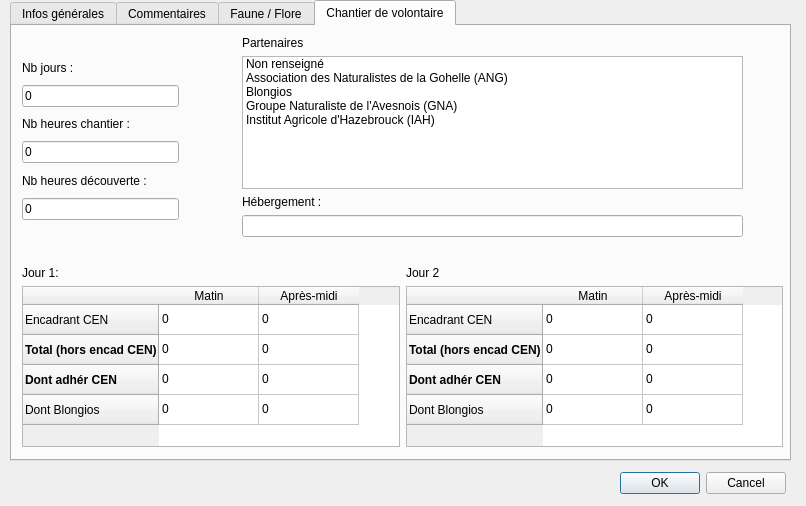
VincentD/bdtravaux, file ui_bdtravaux_sortie.ui: the form before one commit.
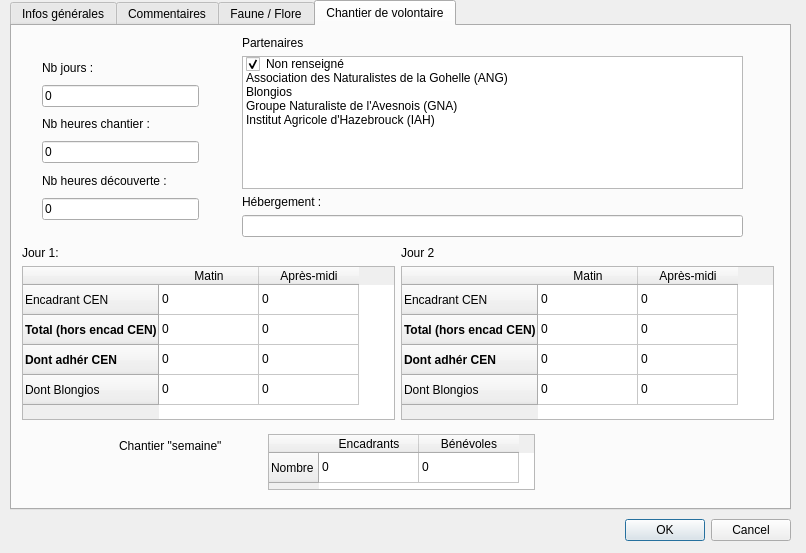
The form after the commit. The open tabs and pages were chosen to show the change.

Commit message: Issue #25 : Ajouté les chantiers "semaine" au module "sortie" (ui). + retiré un "print" inutile dans operationdialog.py

```diff
--- a/ui_bdtravaux_sortie.ui
+++ b/ui_bdtravaux_sortie.ui
@@ -7,7 +7,7 @@
     <x>0</x>
     <y>0</y>
     <width>806</width>
-    <height>506</height>
+    <height>553</height>
    </rect>
   </property>
   <property name="windowTitle">
@@ -16,8 +16,8 @@
   <widget class="QDialogButtonBox" name="buttonBox_2">
    <property name="geometry">
     <rect>
-     <x>610</x>
-     <y>470</y>
+     <x>615</x>
+     <y>517</y>
      <width>176</width>
      <height>27</height>
     </rect>
@@ -35,7 +35,7 @@
      <x>10</x>
      <y>0</y>
      <width>781</width>
-     <height>461</height>
+     <height>510</height>
     </rect>
    </property>
    <property name="focusPolicy">
@@ -386,6 +386,9 @@
          <property name="text">
           <string>Non renseigné</string>
          </property>
+         <property name="checkState">
+          <enum>Checked</enum>
+         </property>
         </item>
         <item>
          <property name="text">
@@ -424,7 +427,7 @@
     <widget class="QWidget" name="layoutWidget_4">
      <property name="geometry">
       <rect>
-       <x>10</x>
+       <x>30</x>
        <y>30</y>
        <width>157</width>
        <height>164</height>
@@ -478,13 +481,13 @@
       </item>
      </layout>
     </widget>
-    <widget class="QWidget" name="">
+    <widget class="QWidget" name="layoutWidget">
      <property name="geometry">
       <rect>
        <x>10</x>
-       <y>240</y>
-       <width>761</width>
-       <height>181</height>
+       <y>220</y>
+       <width>752</width>
+       <height>174</height>
       </rect>
      </property>
      <layout class="QHBoxLayout" name="horizontalLayout">
@@ -696,6 +699,54 @@
       </item>
      </layout>
     </widget>
+    <widget class="QLabel" name="label_2">
+     <property name="geometry">
+      <rect>
+       <x>107</x>
+       <y>411</y>
+       <width>141</width>
+       <height>17</height>
+      </rect>
+     </property>
+     <property name="text">
+      <string>Chantier &quot;semaine&quot;</string>
+     </property>
+    </widget>
+    <widget class="QTableWidget" name="tableWidget">
+     <property name="geometry">
+      <rect>
+       <x>256</x>
+       <y>408</y>
+       <width>267</width>
+       <height>56</height>
+      </rect>
+     </property>
+     <row>
+      <property name="text">
+       <string>Nombre</string>
+      </property>
+     </row>
+     <column>
+      <property name="text">
+       <string>Encadrants</string>
+      </property>
+     </column>
+     <column>
+      <property name="text">
+       <string>Bénévoles</string>
+      </property>
+     </column>
+     <item row="0" column="0">
+      <property name="text">
+       <string>0</string>
+      </property>
+     </item>
+     <item row="0" column="1">
+      <property name="text">
+       <string>0</string>
+      </property>
+     </item>
+    </widget>
    </widget>
   </widget>
  </widget>
```
Left out of the diff: 65 changed lines with no effect on the pictures. The commit also changes 1 other file.
